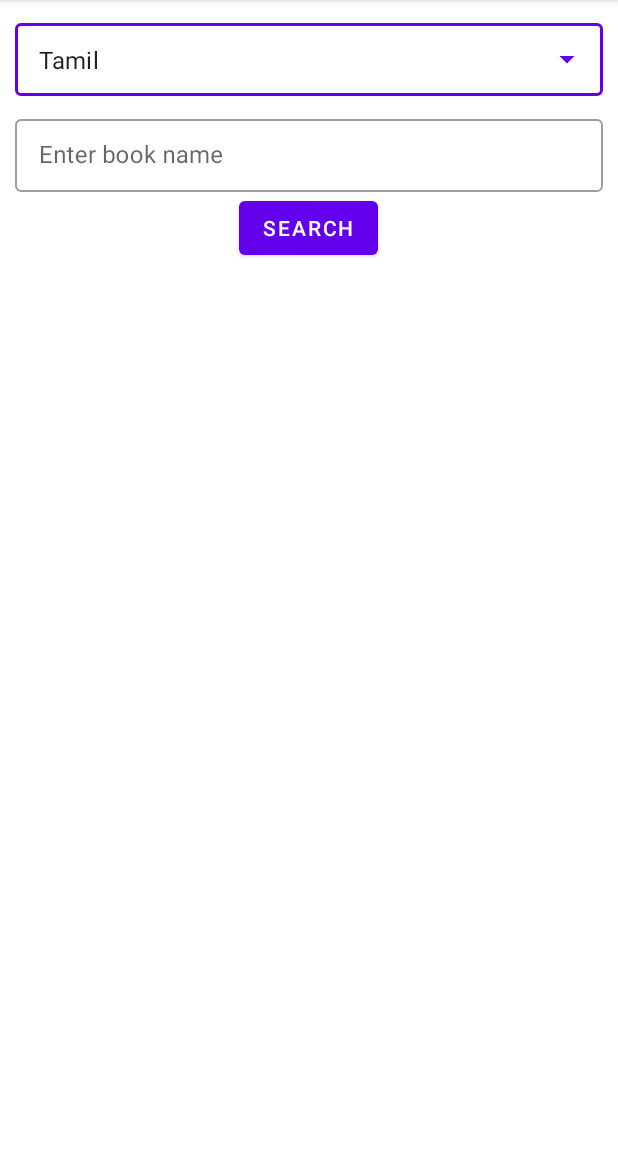
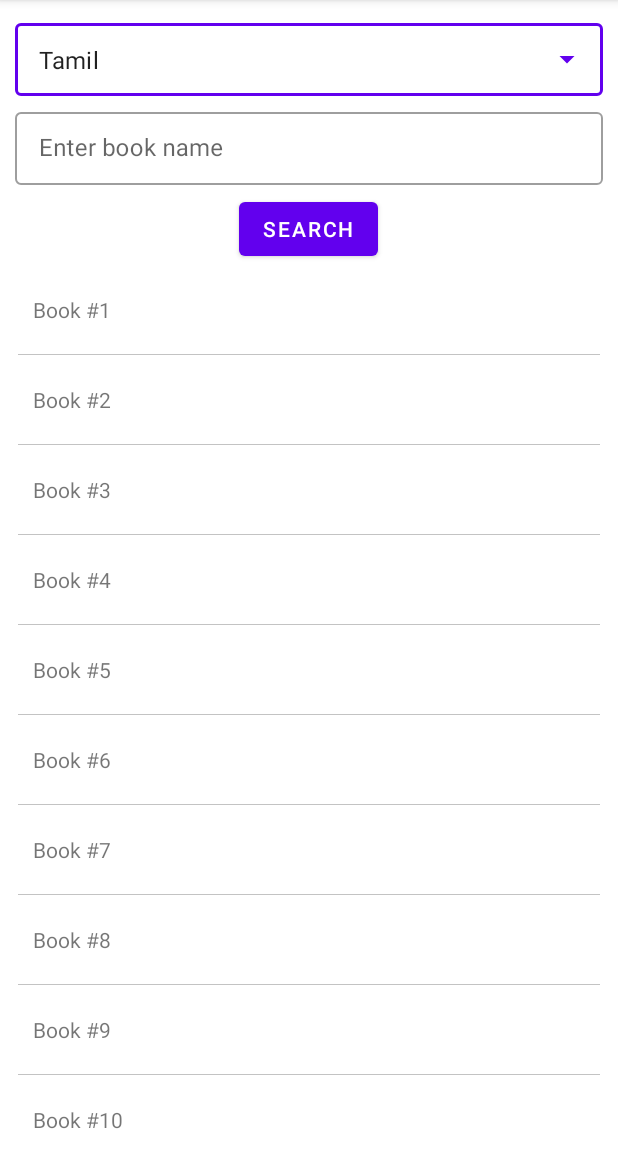
Before and after one commit to vglug/WikisourceApp, an Android app: the screen it shows after launch (MainActivity), on a phone screen of 412 x 824 dp, the part 84-1236 px from its top. Run offline under Robolectric (Android 15) with nearby library versions, the phone set to English and light mode, and no system bars.

Commit message:
Book item and adapter for listing books

```diff
--- /dev/null
+++ b/app/src/main/java/org/vglug/wikisourceapp/data/model/BookListItem.kt
@@ -0,0 +1,7 @@
+package org.vglug.wikisourceapp.data.model
+
+data class BookListItem(
+    var name: String,
+    var description: String?,
+    var url: String
+)
--- /dev/null
+++ b/app/src/main/java/org/vglug/wikisourceapp/ui/main/BookListAdapter.kt
@@ -0,0 +1,36 @@
+package org.vglug.wikisourceapp.ui.main
+
+import android.content.Intent
+import android.view.LayoutInflater
+import android.view.ViewGroup
+import androidx.recyclerview.widget.RecyclerView
+import org.vglug.wikisourceapp.data.model.BookListItem
+import org.vglug.wikisourceapp.databinding.ItemBookListBinding
+import org.vglug.wikisourceapp.ui.reader.ReaderActivity
+
+class BookListAdapter(private val mList: List<BookListItem>) : RecyclerView.Adapter<BookListAdapter.ViewHolder>() {
+
+    inner class ViewHolder(val binding: ItemBookListBinding) : RecyclerView.ViewHolder(binding.root)
+
+    override fun onCreateViewHolder(parent: ViewGroup, viewType: Int): ViewHolder {
+        val binding = ItemBookListBinding.inflate(LayoutInflater.from(parent.context), parent, false)
+        return ViewHolder(binding)
+    }
+
+    override fun onBindViewHolder(holder: ViewHolder, position: Int) {
+        with(holder){
+            with(mList[position]){
+                binding.txtName.text = this.name
+                binding.root.setOnClickListener {
+                    it.context.startActivity(Intent(it.context, ReaderActivity::class.java).apply {
+                        putExtra("url", url)
+                    })
+                }
+            }
+        }
+    }
+
+    override fun getItemCount(): Int {
+        return mList.size
+    }
+}
--- a/app/src/main/java/org/vglug/wikisourceapp/ui/main/MainActivity.kt
+++ b/app/src/main/java/org/vglug/wikisourceapp/ui/main/MainActivity.kt
@@ -5,16 +5,15 @@ import android.os.Bundle
 import android.util.Log
 import android.view.Menu
 import android.view.MenuItem
+import android.widget.ArrayAdapter
 import androidx.appcompat.app.AppCompatActivity
+import androidx.recyclerview.widget.LinearLayoutManager
 import com.google.android.material.snackbar.Snackbar
 import org.vglug.wikisourceapp.R
+import org.vglug.wikisourceapp.data.LangUtils
+import org.vglug.wikisourceapp.data.model.BookListItem
 import org.vglug.wikisourceapp.databinding.ActivityMainBinding
 import org.vglug.wikisourceapp.ui.reader.ReaderActivity
-
-import android.widget.AutoCompleteTextView
-
-import android.widget.ArrayAdapter
-import org.vglug.wikisourceapp.data.LangUtils
 
 
 class MainActivity : AppCompatActivity() {
@@ -52,8 +51,19 @@ class MainActivity : AppCompatActivity() {
                 openUrl(url)
             }*/
 
+            // https://en.wikisource.org/w/api.php?action=opensearch&format=json&formatversion=2&search=Poem&namespace=0|100|102|106|114&limit=10
+
+            recyclerViewBooksList.layoutManager = LinearLayoutManager(this@MainActivity)
+            val bookListAdapter = BookListAdapter(ArrayList<BookListItem>().apply {
+                (1..100).forEach { l ->
+                    add(BookListItem("Book #${l}", null, "https://en.wikisource.org/wiki/The_Practice_of_Diplomacy"))
+                }
+            })
+            recyclerViewBooksList.adapter = bookListAdapter
+
             btnSearch.setOnClickListener {
                 Log.e("TAG", "Lang Data: ${LangUtils.getWikiLangList().elementAt(selectedLangPos)}")
+
                 if (editBookTerm.text?.isNotEmpty() == true) {
                     openUrl(editBookTerm.text.toString())
                 } else {
--- a/app/src/main/res/layout/activity_main.xml
+++ b/app/src/main/res/layout/activity_main.xml
@@ -47,7 +47,7 @@
             style="@style/Widget.MaterialComponents.TextInputLayout.OutlinedBox.Dense"
             android:layout_width="match_parent"
             android:layout_height="wrap_content"
-            android:layout_marginTop="10dp"
+            android:layout_marginTop="5dp"
             android:hint="Enter book name">
 
             <com.google.android.material.textfield.TextInputEditText
@@ -61,6 +61,7 @@
             android:id="@+id/btn_search"
             android:layout_width="wrap_content"
             android:layout_height="wrap_content"
+            android:layout_marginTop="5dp"
             android:text="Search"
             app:layout_constraintTop_toTopOf="parent"
             app:layout_constraintBottom_toBottomOf="parent"
--- /dev/null
+++ b/app/src/main/res/layout/item_book_list.xml
@@ -0,0 +1,31 @@
+<?xml version="1.0" encoding="utf-8"?>
+<LinearLayout
+    xmlns:android="http://schemas.android.com/apk/res/android"
+    xmlns:app="http://schemas.android.com/apk/res-auto"
+    android:orientation="vertical"
+    android:layout_width="match_parent"
+    android:layout_height="wrap_content"
+    android:layout_marginStart="2dp"
+    android:layout_marginEnd="2dp"
+    app:cardCornerRadius="4dp"
+    app:cardElevation="4dp">
+
+    <TextView
+        android:id="@+id/txt_name"
+        android:layout_width="match_parent"
+        android:layout_height="match_parent"
+        android:padding="10dp"
+        android:layout_marginTop="10dp"
+        android:layout_marginBottom="10dp"
+        android:text="Item"
+        android:gravity="center_vertical"
+        android:maxLines="1"
+        android:singleLine="true"
+        android:ellipsize="end" />
+
+    <View
+        android:background="#C3C3C3"
+        android:layout_width="match_parent"
+        android:layout_height="0.5dp"/>
+
+</LinearLayout>
```
